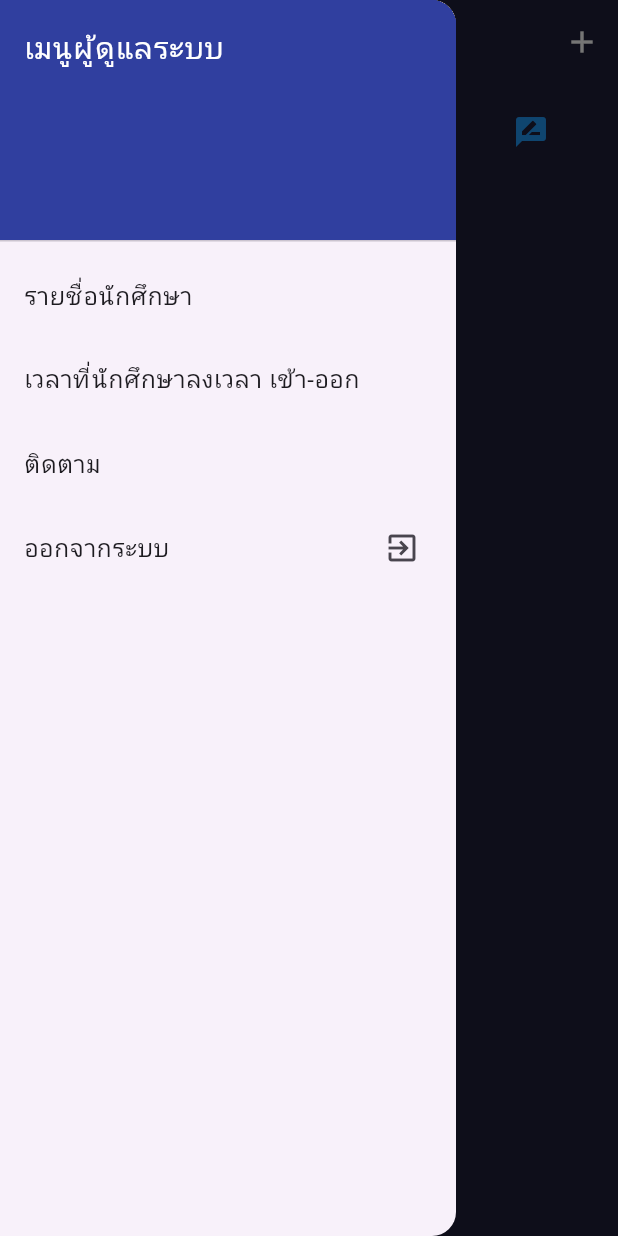
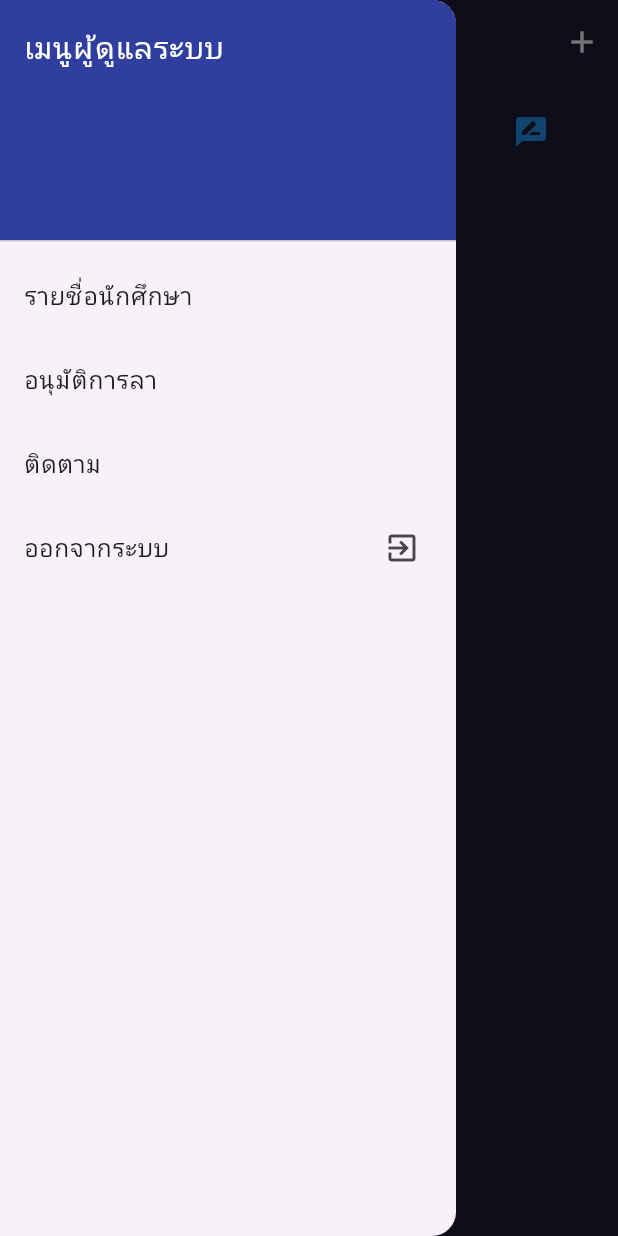
Before and after one commit to petethe04855/job_acceptance_system_v2, a Flutter app: the MeunAdminScreen screen opened by its route, with the side drawer open, on a phone screen of 412 x 824 dp. Run offline on Flutter 3.47's test engine with Material 3 defaults, Android fonts, the phone set to English and light mode, and no system bars; our stand-ins replace cloud_firestore, file_picker, firebase_auth, firebase_core, firebase_storage, flutter_map and 5 more; accounts and stored records are empty; network calls fail.

```diff
--- a/lib/screen/admin/meun_admin_screen.dart
+++ b/lib/screen/admin/meun_admin_screen.dart
@@ -148,7 +148,7 @@ class _MeunAdminScreenState extends State<MeunAdminScreen> {
             },
           ),
           ListTile(
-            title: const Text('เวลาที่นักศึกษาลงเวลา เข้า-ออก'),
+            title: const Text('อนุมัติการลา'),
             onTap: () {
               Navigator.push(
                 context,
--- a/lib/screen/menu/meun_screen.dart
+++ b/lib/screen/menu/meun_screen.dart
@@ -25,8 +25,6 @@ class _MeunScreenState extends State<MeunScreen> {
   final FirebaseAuthService _userService = FirebaseAuthService();
   final TaskServices _taskServices = TaskServices();
   final Utility _utility = Utility();
-  final GlobalKey<RefreshIndicatorState> _refreshKey =
-      GlobalKey<RefreshIndicatorState>();
 
   List<TasksModel> _tasks = [];
   UserModel? _user;
```
Also changed, not shown: lib/screen/menu/jobdetails_screen.dart (+5 -2 lines).
